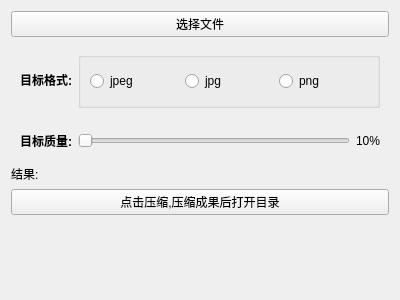
The window that _ui/uimagecompression.ui (ImaginedCreation/cog-dev-pack) describes before a commit, drawn with Qt 5.
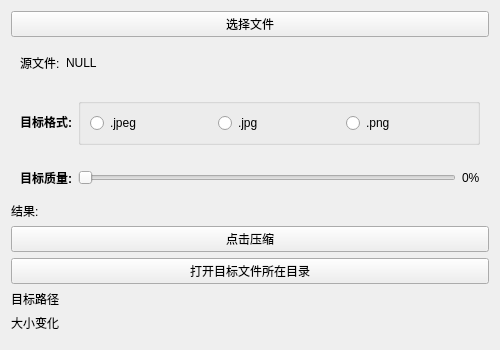
The same window after the commit.

Patch:
```diff
--- a/_ui/uimagecompression.ui
+++ b/_ui/uimagecompression.ui
@@ -6,33 +6,33 @@
    <rect>
     <x>0</x>
     <y>0</y>
-    <width>400</width>
-    <height>300</height>
+    <width>500</width>
+    <height>350</height>
    </rect>
   </property>
   <property name="minimumSize">
    <size>
-    <width>400</width>
-    <height>300</height>
+    <width>500</width>
+    <height>350</height>
    </size>
   </property>
   <property name="maximumSize">
    <size>
-    <width>400</width>
-    <height>300</height>
+    <width>500</width>
+    <height>350</height>
    </size>
   </property>
   <property name="baseSize">
    <size>
-    <width>400</width>
-    <height>300</height>
+    <width>500</width>
+    <height>350</height>
    </size>
   </property>
   <property name="windowTitle">
    <string>Form</string>
   </property>
   <layout class="QGridLayout" name="gridLayout">
-   <item row="1" column="0">
+   <item row="3" column="0">
     <widget class="QWidget" name="widget" native="true">
      <layout class="QHBoxLayout" name="horizontalLayout" stretch="0,1">
       <item>
@@ -48,7 +48,7 @@
        </widget>
       </item>
       <item>
-       <widget class="QGroupBox" name="groupBox">
+       <widget class="QGroupBox" name="ext_group">
         <property name="sizePolicy">
          <sizepolicy hsizetype="Expanding" vsizetype="Expanding">
           <horstretch>0</horstretch>
@@ -62,21 +62,21 @@
          <item>
           <widget class="QRadioButton" name="radioButton_3">
            <property name="text">
-            <string>jpeg </string>
+            <string>.jpeg </string>
            </property>
           </widget>
          </item>
          <item>
           <widget class="QRadioButton" name="radioButton_2">
            <property name="text">
-            <string>jpg </string>
+            <string>.jpg </string>
            </property>
           </widget>
          </item>
          <item>
           <widget class="QRadioButton" name="radioButton">
            <property name="text">
-            <string>png </string>
+            <string>.png </string>
            </property>
           </widget>
          </item>
@@ -86,42 +86,22 @@
      </layout>
     </widget>
    </item>
-   <item row="0" column="0">
-    <widget class="QPushButton" name="open_file_btn">
-     <property name="text">
-      <string>选择文件</string>
-     </property>
-    </widget>
-   </item>
    <item row="5" column="0">
-    <spacer name="verticalSpacer">
-     <property name="orientation">
-      <enum>Qt::Orientation::Vertical</enum>
-     </property>
-     <property name="sizeHint" stdset="0">
-      <size>
-       <width>20</width>
-       <height>40</height>
-      </size>
-     </property>
-    </spacer>
-   </item>
-   <item row="4" column="0">
-    <widget class="QPushButton" name="folder_open_btn">
-     <property name="text">
-      <string>点击压缩,压缩成果后打开目录</string>
-     </property>
-    </widget>
-   </item>
-   <item row="3" column="0">
     <widget class="QLabel" name="description_label">
      <property name="text">
       <string>结果:</string>
      </property>
     </widget>
    </item>
-   <item row="2" column="0">
-    <widget class="QWidget" name="widget_2" native="true">
+   <item row="9" column="0">
+    <widget class="QLabel" name="size_change">
+     <property name="text">
+      <string>大小变化</string>
+     </property>
+    </widget>
+   </item>
+   <item row="4" column="0">
+    <widget class="QWidget" name="widgeta" native="true">
      <layout class="QHBoxLayout" name="horizontalLayout_3" stretch="0,0,0">
       <item>
        <widget class="QLabel" name="label_2">
@@ -136,22 +116,107 @@
        </widget>
       </item>
       <item>
-       <widget class="QSlider" name="horizontalSlider">
+       <widget class="QSlider" name="qua">
+        <property name="minimum">
+         <number>1</number>
+        </property>
+        <property name="pageStep">
+         <number>1</number>
+        </property>
         <property name="orientation">
          <enum>Qt::Orientation::Horizontal</enum>
         </property>
        </widget>
       </item>
       <item>
+       <widget class="QLabel" name="qua_text">
+        <property name="text">
+         <string>0%</string>
+        </property>
+       </widget>
+      </item>
+     </layout>
+    </widget>
+   </item>
+   <item row="1" column="0" alignment="Qt::AlignmentFlag::AlignLeft">
+    <widget class="QWidget" name="widget_2" native="true">
+     <property name="minimumSize">
+      <size>
+       <width>0</width>
+       <height>40</height>
+      </size>
+     </property>
+     <property name="maximumSize">
+      <size>
+       <width>16777215</width>
+       <height>40</height>
+      </size>
+     </property>
+     <property name="baseSize">
+      <size>
+       <width>0</width>
+       <height>40</height>
+      </size>
+     </property>
+     <layout class="QHBoxLayout" name="horizontalLayout_4">
+      <item alignment="Qt::AlignmentFlag::AlignLeft">
        <widget class="QLabel" name="label_3">
         <property name="text">
-         <string>10%</string>
+         <string>源文件:</string>
+        </property>
+       </widget>
+      </item>
+      <item alignment="Qt::AlignmentFlag::AlignLeft">
+       <widget class="QLabel" name="file_path_label">
+        <property name="text">
+         <string>NULL</string>
         </property>
        </widget>
       </item>
      </layout>
     </widget>
    </item>
+   <item row="6" column="0">
+    <widget class="QPushButton" name="folder_open_btn">
+     <property name="text">
+      <string>点击压缩</string>
+     </property>
+    </widget>
+   </item>
+   <item row="0" column="0">
+    <widget class="QPushButton" name="open_file_btn">
+     <property name="text">
+      <string>选择文件</string>
+     </property>
+    </widget>
+   </item>
+   <item row="8" column="0">
+    <widget class="QLabel" name="target_file_label">
+     <property name="text">
+      <string>目标路径</string>
+     </property>
+    </widget>
+   </item>
+   <item row="10" column="0">
+    <spacer name="verticalSpacer">
+     <property name="orientation">
+      <enum>Qt::Orientation::Vertical</enum>
+     </property>
+     <property name="sizeHint" stdset="0">
+      <size>
+       <width>20</width>
+       <height>40</height>
+      </size>
+     </property>
+    </spacer>
+   </item>
+   <item row="7" column="0">
+    <widget class="QPushButton" name="open_dir_btn">
+     <property name="text">
+      <string>打开目标文件所在目录</string>
+     </property>
+    </widget>
+   </item>
   </layout>
  </widget>
  <resources/>
```
